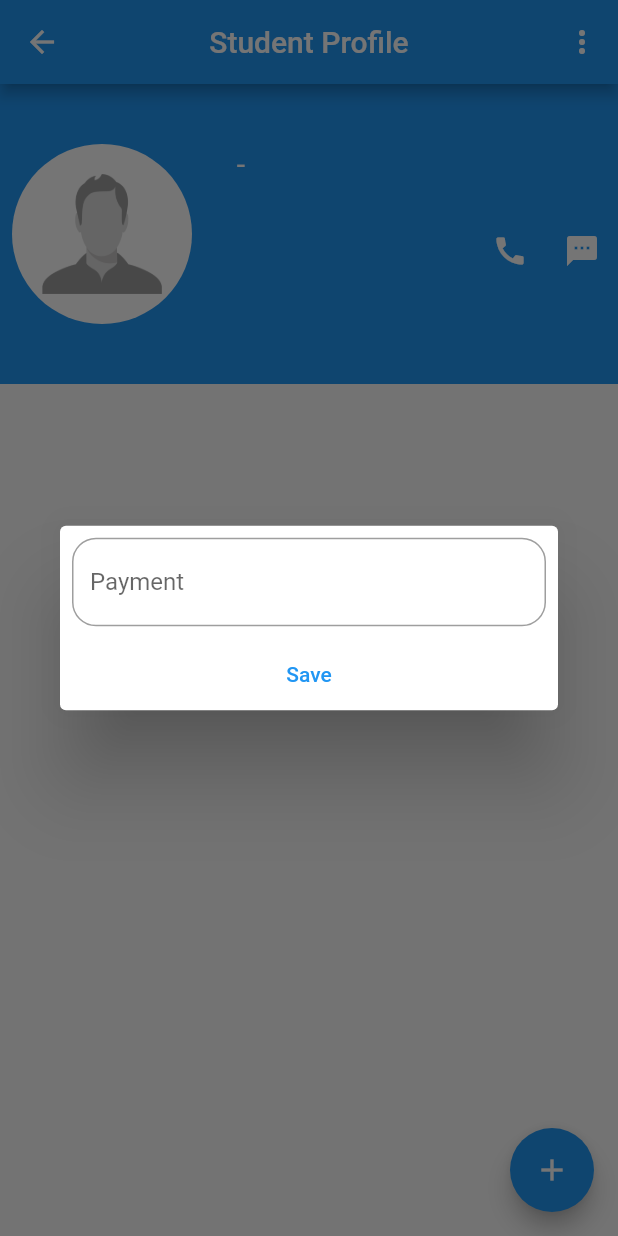
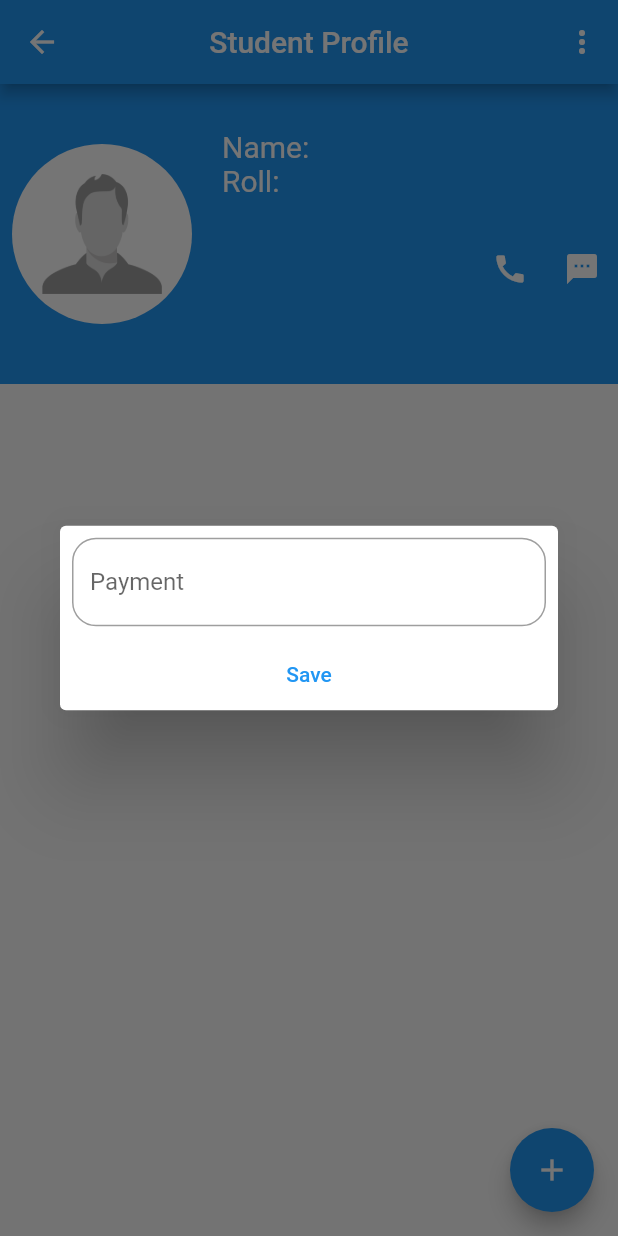
Before and after one commit to Mijan-0707/hisaberkhata, a Flutter app: the StudentProfile screen opened directly with empty values, after a tap on the "add" icon, on a phone screen of 412 x 824 dp. Run offline on Flutter 3.47's test engine with Material 2 defaults, Android fonts, the phone set to English and light mode, and no system bars; our stand-ins replace permission_handler, shared_preferences; accounts and stored records are empty.

Commit message:
student profile view update

```diff
--- a/lib/screens/studentprofile.dart
+++ b/lib/screens/studentprofile.dart
@@ -270,29 +270,28 @@ class _StudentProfileState extends State<StudentProfile> {
                     children: [
                       // for (int i = 0; i < students.length; i++)
                       Text(
-                        '${details.name}  - ${details.roll}',
+                        'Name: ${details.name}',
                         style:
                             const TextStyle(fontSize: 20, color: Colors.white),
                       ),
                       Text(
-                        details.address,
+                        'Roll: ${details.roll}',
                         style:
                             const TextStyle(fontSize: 20, color: Colors.white),
                       ),
-
-                      // Text(
-                      //   details.roll,
-                      //   style: const TextStyle(fontSize: 20, color: Colors.white),
-                      // ),
+                      Text(
+                        details.payment,
+                        style:
+                            const TextStyle(fontSize: 20, color: Colors.white),
+                      ),
                       Row(
-                        // mainAxisAlignment: MainAxisAlignment.spaceEvenly,
                         children: [
                           Text(
                             details.mobile,
                             style: const TextStyle(
                                 fontSize: 20, color: Colors.white),
                           ),
-                          Spacer(),
+                          const Spacer(),
                           IconButton(
                             onPressed: () {
                               launchUrl(Uri.parse('tel:${details.mobile}'));
@@ -313,7 +312,7 @@ class _StudentProfileState extends State<StudentProfile> {
                         ],
                       ),
                       Text(
-                        details.payment,
+                        details.address,
                         style:
                             const TextStyle(fontSize: 20, color: Colors.white),
                       ),
```
